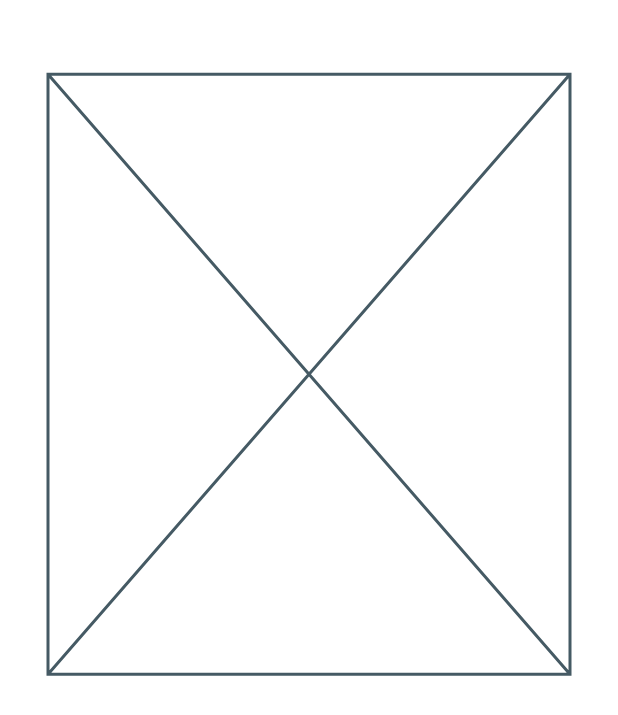
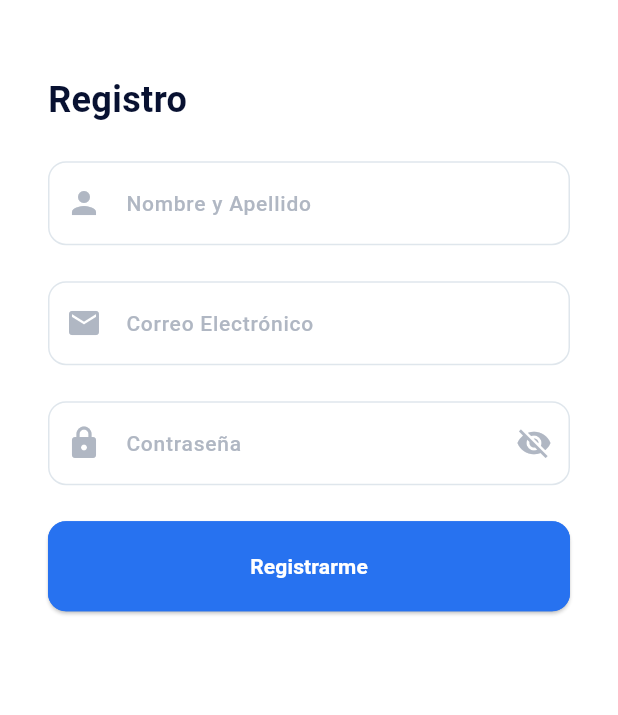
Before and after one commit to gsantiago735/raddi_web, a Flutter app: the RegisterView screen opened by its route, on a phone screen of 412 x 824 dp. Shown: the top 715 px of the screen. Run offline on Flutter 3.47's test engine with Material 3 defaults, Android fonts, the phone set to English and light mode, and no system bars; our stand-ins replace dartz, dio, equatable, firebase_auth, firebase_core, fl_chart and 3 more; accounts and stored records are empty; network calls fail.

Commit message:
Firebase (Integration)
- Initial configuration.
- Auth initial integration.
- Google sign in initial integration.
- Register inputs added.

```diff
--- /dev/null
+++ b/lib/providers/auth_local_provider.dart
@@ -0,0 +1,43 @@
+import 'package:firebase_auth/firebase_auth.dart';
+
+class AuthLocalProvider {
+  final FirebaseAuth _firebaseAuth = FirebaseAuth.instance;
+  final GoogleAuthProvider googleProvider = GoogleAuthProvider();
+
+  Future<UserCredential> signInWithGoogle() async {
+    googleProvider
+        .addScope('https://www.googleapis.com/auth/contacts.readonly');
+    googleProvider.setCustomParameters({'login_hint': 'user@example.com'});
+
+    // Once signed in, return the UserCredential
+    return await FirebaseAuth.instance.signInWithPopup(googleProvider);
+  }
+
+  // Auth State
+  //Stream<User?> get authStateChanges => _firebaseAuth.authStateChanges();
+  //User? get currentUser => _firebaseAuth.currentUser;
+
+  User? getCurrentUser() => _firebaseAuth.currentUser;
+
+  // String? getUid() => _firebaseAuth.currentUser?.uid;
+
+  Future<UserCredential> loginUser(String email, String password) async {
+    return await _firebaseAuth.signInWithEmailAndPassword(
+        email: email, password: password);
+  }
+
+  Future<UserCredential> registerUser(String email, String password) async {
+    return await _firebaseAuth.createUserWithEmailAndPassword(
+        email: email, password: password);
+  }
+
+  // Future<void> resetPassword(String email) async {
+  //   await _firebaseAuth.sendPasswordResetEmail(email: email);
+  // }
+
+  // Deletes and signs out the user
+  // Future<void> deleteUserAccount() async =>
+  //     await _firebaseAuth.currentUser!.delete();
+
+  Future<void> logOut() async => await _firebaseAuth.signOut();
+}
--- a/lib/providers/providers.dart
+++ b/lib/providers/providers.dart
@@ -0,0 +1,2 @@
+export "admin_provider.dart";
+export "auth_local_provider.dart";
--- a/lib/ui/app.dart
+++ b/lib/ui/app.dart
@@ -1,6 +1,5 @@
 import 'package:flutter/material.dart';
-import 'package:raddi_web/ui/home/views/home_view.dart';
-// import 'package:raddi_web/ui/authentication/views/login_view.dart';
+import 'package:raddi_web/ui/authentication/views/login_view.dart';
 
 class App extends StatefulWidget {
   const App({super.key});
@@ -17,7 +16,7 @@ class _AppState extends State<App> {
 
   @override
   Widget build(BuildContext context) {
-    return const HomeView();
+    return const LoginView();
     //switch (status) {
     //  // case AppState.onboarding:
     //  //   return const OnboardingView();
--- a/lib/ui/authentication/views/register_view.dart
+++ b/lib/ui/authentication/views/register_view.dart
@@ -1,7 +1,10 @@
 import 'package:flutter/material.dart';
+import 'package:flutter_bloc/flutter_bloc.dart';
+import 'package:raddi_web/utils/validators.dart';
 import 'package:raddi_web/utils/generic_utils.dart';
-import 'package:flutter_bloc/flutter_bloc.dart';
+import 'package:raddi_web/widgets/input/generic_input.dart';
 import 'package:raddi_web/ui/authentication/cubit/cubit.dart';
+import 'package:raddi_web/widgets/buttons/generic_button.dart';
 import 'package:raddi_web/core/constants/constants_colors.dart';
 
 class RegisterView extends StatelessWidget {
@@ -91,13 +94,97 @@ class _Form extends StatefulWidget {
 }
 
 class _FormState extends State<_Form> {
+  late AuthCubit _cubit;
+  final _formKey = GlobalKey<FormState>();
+  final _nameController = TextEditingController();
+  final _emailController = TextEditingController();
+  final _passwordController = TextEditingController();
+
+  @override
+  void initState() {
+    _cubit = context.read<AuthCubit>();
+    super.initState();
+  }
+
+  @override
+  void dispose() {
+    _nameController.dispose();
+    _emailController.dispose();
+    _passwordController.dispose();
+    super.dispose();
+  }
+
+  Future<void> _submit() async {
+    FocusScope.of(context).unfocus();
+    FocusManager.instance.primaryFocus?.unfocus();
+
+    if (_formKey.currentState!.validate()) {
+      _cubit.register(
+        name: _nameController.text.trim(),
+        email: _emailController.text.trim(),
+        password: _passwordController.text.trim(),
+      );
+    }
+  }
+
   @override
   Widget build(BuildContext context) {
-    return ListView(
-      padding: widget.padding,
-      children: [
-        Placeholder(),
-      ],
+    return Form(
+      key: _formKey,
+      child: ListView(
+        padding: widget.padding,
+        children: [
+          Text(
+            "Registro",
+            style: TextStyle(
+              fontSize: 24,
+              fontWeight: FontWeight.w700,
+              color: ConstantColors.cff081131,
+            ),
+          ),
+          const SizedBox(height: 24),
+          GenericInput(
+            hintText: "Nombre y Apellido",
+            prefixIcon: Icons.person,
+            textController: _nameController,
+            textInputType: TextInputType.name,
+            validator: (value) => Validators.fullNameValidation(value),
+          ),
+          const SizedBox(height: 24),
+          GenericInput(
+            hintText: "Correo Electrónico",
+            prefixIcon: Icons.email,
+            textController: _emailController,
+            textInputType: TextInputType.emailAddress,
+            validator: (value) => Validators.emailValidation(value),
+          ),
+          const SizedBox(height: 24),
+          BlocBuilder<AuthCubit, AuthState>(
+              buildWhen: (p, c) => (p.isHiddenPass != c.isHiddenPass),
+              builder: (context, state) {
+                return GenericInput(
+                  obscureText: state.isHiddenPass,
+                  hintText: "Contraseña",
+                  prefixIcon: Icons.lock_rounded,
+                  textController: _passwordController,
+                  textInputType: TextInputType.visiblePassword,
+                  suffixIcon: IconButton(
+                    onPressed: () => _cubit.setPasswordVisibility(),
+                    icon: Icon((state.isHiddenPass)
+                        ? Icons.visibility_off
+                        : Icons.visibility),
+                  ),
+                  validator: (value) =>
+                      Validators.loginPasswordValidation(value),
+                );
+              }),
+          const SizedBox(height: 24),
+          GenericButton(
+            text: "Registrarme",
+            onTap: () => _submit(),
+          ),
+        ],
+      ),
     );
   }
 }
--- a/lib/ui/cubit/general_state.dart
+++ b/lib/ui/cubit/general_state.dart
@@ -13,12 +13,14 @@ class GeneralState extends Equatable {
     this.period = 1,
     this.weeklyStadistics,
     this.weeklyStatus = WidgetStatus.initial,
+    this.user,
   });
 
   // General
   final DataException? exception;
 
   // Home
+  final User? user;
   final WidgetStatus incomeStatus;
   final WidgetStatus paymentMethodStatus;
   final WidgetStatus stadisticsStatus;
@@ -45,6 +47,7 @@ class GeneralState extends Equatable {
         period,
         weeklyStadistics,
         weeklyStatus,
+        user,
       ];
 
   GeneralState copyWith({
@@ -59,6 +62,7 @@ class GeneralState extends Equatable {
     int? period,
     Wrapped<List<WeeklyResponseModel>?>? weeklyStadistics,
     WidgetStatus? weeklyStatus,
+    Wrapped<User?>? user,
   }) {
     return GeneralState(
       exception: exception ?? this.exception,
@@ -74,6 +78,7 @@ class GeneralState extends Equatable {
           ? weeklyStadistics.value
           : this.weeklyStadistics,
       weeklyStatus: weeklyStatus ?? this.weeklyStatus,
+      user: user != null ? user.value : this.user,
     );
   }
 }
--- a/lib/utils/validators.dart
+++ b/lib/utils/validators.dart
@@ -19,7 +19,7 @@ class Validators {
     return null;
   }
 
-  /*static String? fullNameValidation(String? value) {
+  static String? fullNameValidation(String? value) {
     if (value == null || value.isEmpty) {
       return 'Por favor ingrese su nombre completo.';
     }
@@ -38,7 +38,7 @@ class Validators {
     return null;
   }
 
-  static String? phoneValidator(String? value) {
+  /*static String? phoneValidator(String? value) {
     if (value == null || value.isEmpty) {
       return 'Por favor ingresa un número de teléfono válido.';
     }
--- a/pubspec.yaml
+++ b/pubspec.yaml
@@ -23,6 +23,10 @@ dependencies:
   flutter_svg: ^2.0.16
   fl_chart: ^0.69.0
 
+  # Firebase
+  firebase_core: ^3.11.0
+  firebase_auth: ^5.4.2
+
 dev_dependencies:
   flutter_test:
     sdk: flutter
```
Also changed, not shown: lib/main.dart (+12 -3 lines), lib/ui/authentication/cubit/auth_cubit.dart (+28 -8 lines), lib/ui/authentication/views/login_view.dart (+19 -1 lines), lib/ui/cubit/general_cubit.dart (+8 -0 lines), lib/ui/home/views/home_view.dart (+20 -4 lines), pubspec.lock, 1 other file.
